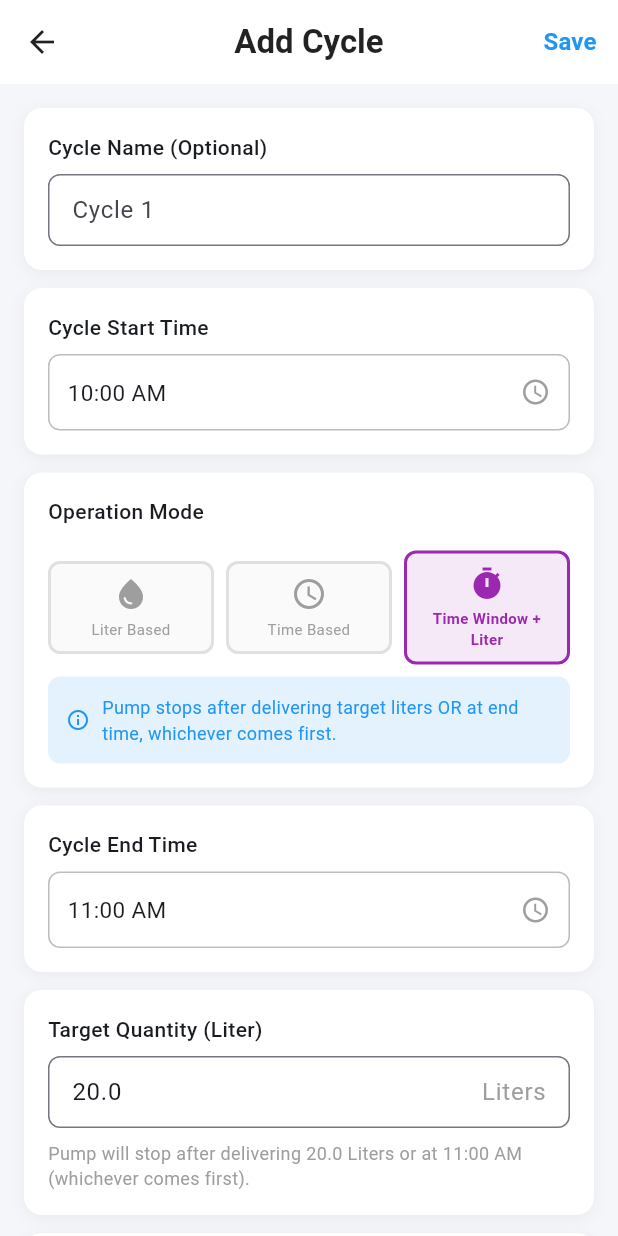
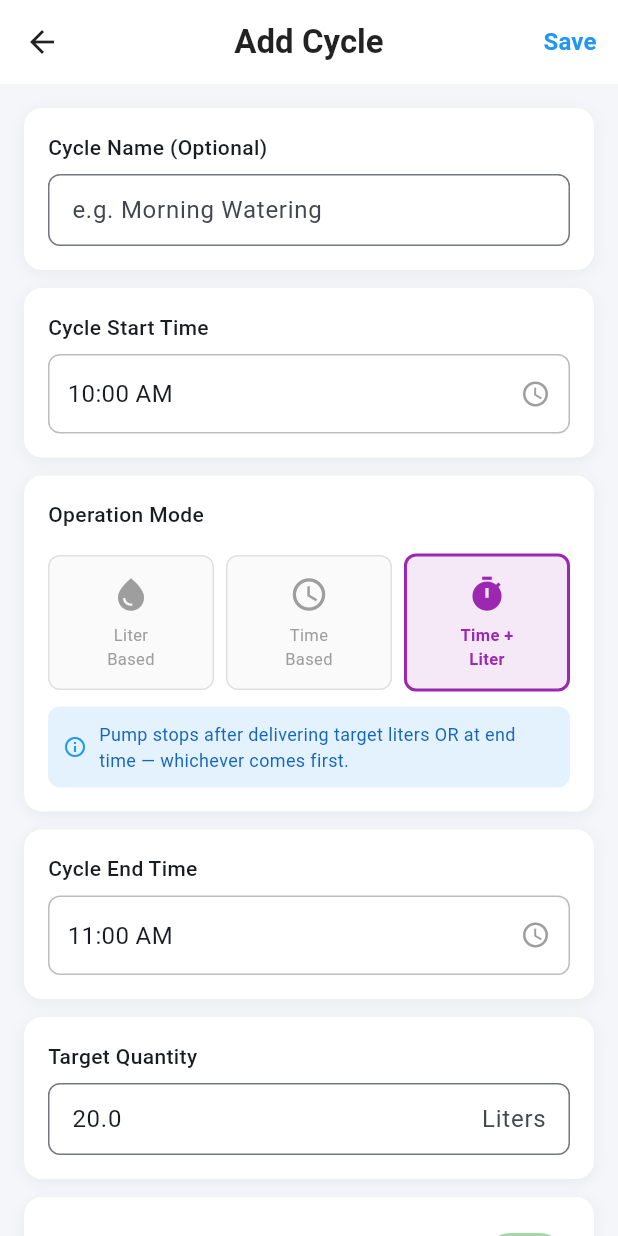
Before and after one commit to Santosh1971/SmartWaterController, a Flutter app: the CyclesScreen screen opened directly, after a tap on the "add" icon, on a phone screen of 412 x 824 dp. Run offline on Flutter 3.47's test engine with Material 3 defaults, Android fonts, the phone set to English and light mode, and no system bars; our stand-ins replace flutter_blue_plus, flutter_riverpod; missing offline and left inert: mqtt_client.

Commit message:
checkpoint: WIP RTC sync fixes, BLE handler updates, cycles/add_cycle screen changes

```diff
--- a/flutter_app/lib/screens/add_cycle_screen.dart
+++ b/flutter_app/lib/screens/add_cycle_screen.dart
@@ -1,32 +1,38 @@
 import 'package:flutter/material.dart';
-import 'package:flutter_riverpod/flutter_riverpod.dart';
 import '../models/cycle.dart';
-import '../providers/providers.dart';
 
-class AddCycleScreen extends ConsumerStatefulWidget {
+class AddCycleScreen extends StatefulWidget {
   final Cycle? cycle;
-  const AddCycleScreen({super.key, this.cycle});
+  final List<Cycle> existingCycles;
+  final Function(List<Cycle>) onSaved;
+
+  const AddCycleScreen({
+    super.key,
+    this.cycle,
+    required this.existingCycles,
+    required this.onSaved,
+  });
 
   @override
-  ConsumerState<AddCycleScreen> createState() => _AddCycleScreenState();
+  State<AddCycleScreen> createState() => _AddCycleScreenState();
 }
 
-class _AddCycleScreenState extends ConsumerState<AddCycleScreen> {
-  final _nameController = TextEditingController();
+class _AddCycleScreenState extends State<AddCycleScreen> {
+  final _nameController   = TextEditingController();
   final _litersController = TextEditingController(text: '20.0');
-  OperationMode _mode = OperationMode.timeWindowLiter;
-  TimeOfDay _startTime = const TimeOfDay(hour: 10, minute: 0);
-  TimeOfDay _endTime   = const TimeOfDay(hour: 11, minute: 0);
-  bool _enabled = true;
+  OperationMode _mode     = OperationMode.timeWindowLiter;
+  TimeOfDay _startTime    = const TimeOfDay(hour: 10, minute: 0);
+  TimeOfDay _endTime      = const TimeOfDay(hour: 11, minute: 0);
+  bool _enabled           = true;
 
   @override
   void initState() {
     super.initState();
     if (widget.cycle != null) {
       final c = widget.cycle!;
-      _nameController.text    = c.name;
-      _litersController.text  = c.targetLiters.toString();
-      _mode                   = c.mode;
+      _nameController.text   = c.name;
+      _litersController.text = c.targetLiters.toStringAsFixed(1);
+      _mode      = c.mode;
       _startTime = TimeOfDay(hour: c.startHour, minute: c.startMinute);
       _endTime   = TimeOfDay(hour: c.endHour,   minute: c.endMinute);
       _enabled   = c.enabled;
@@ -51,14 +57,9 @@ class _AddCycleScreenState extends ConsumerState<AddCycleScreen> {
   }
 
   void _save() {
-    final mqtt = ref.read(mqttServiceProvider);
-    final cyclesAsync = ref.read(cyclesProvider);
-    final existingCycles = cyclesAsync.maybeWhen(
-        data: (c) => c, orElse: () => <Cycle>[]);
-
     final newCycle = Cycle(
-      id:           widget.cycle?.id ?? (existingCycles.length + 1),
-      name:         _nameController.text,
+      id: widget.cycle?.id ?? (widget.existingCycles.length + 1),
+      name:         _nameController.text.trim(),
       startHour:    _startTime.hour,
       startMinute:  _startTime.minute,
       endHour:      _endTime.hour,
@@ -68,7 +69,7 @@ class _AddCycleScreenState extends ConsumerState<AddCycleScreen> {
       enabled:      _enabled,
     );
 
-    final updated = List<Cycle>.from(existingCycles);
+    final updated = List<Cycle>.from(widget.existingCycles);
     if (widget.cycle != null) {
       final idx = updated.indexWhere((c) => c.id == widget.cycle!.id);
       if (idx >= 0) updated[idx] = newCycle; else updated.add(newCycle);
@@ -76,21 +77,19 @@ class _AddCycleScreenState extends ConsumerState<AddCycleScreen> {
       updated.add(newCycle);
     }
 
-    mqtt.setCycles(updated);
+    widget.onSaved(updated);
     Navigator.pop(context);
   }
 
   @override
   Widget build(BuildContext context) {
-    final isEdit = widget.cycle != null;
-
     return Scaffold(
       backgroundColor: const Color(0xFFF5F6FA),
       appBar: AppBar(
         backgroundColor: Colors.white,
         elevation: 0,
         leading: const BackButton(color: Colors.black87),
-        title: Text(isEdit ? 'Edit Cycle' : 'Add Cycle',
+        title: Text(widget.cycle != null ? 'Edit Cycle' : 'Add Cycle',
             style: const TextStyle(color: Colors.black87,
                 fontWeight: FontWeight.w600)),
         centerTitle: true,
@@ -106,57 +105,59 @@ class _AddCycleScreenState extends ConsumerState<AddCycleScreen> {
       body: ListView(
         padding: const EdgeInsets.all(16),
         children: [
-          _SectionCard(children: [
-            _FieldLabel('Cycle Name (Optional)'),
+          // Cycle Name
+          _Card(children: [
+            _Label('Cycle Name (Optional)'),
             TextField(
               controller: _nameController,
-              decoration: _inputDecoration('Cycle 1'),
+              decoration: _dec('e.g. Morning Watering'),
             ),
           ]),
           const SizedBox(height: 12),
 
-          _SectionCard(children: [
-            _FieldLabel('Cycle Start Time'),
+          // Start Time
+          _Card(children: [
+            _Label('Cycle Start Time'),
             _TimePicker(
-              time: _startTime,
-              onTap: () => _pickTime(true),
-            ),
+                time: _startTime, onTap: () => _pickTime(true)),
           ]),
           const SizedBox(height: 12),
 
           // Operation Mode
-          _SectionCard(children: [
-            _FieldLabel('Operation Mode'),
+          _Card(children: [
+            _Label('Operation Mode'),
             const SizedBox(height: 8),
             Row(children: [
               _ModeCard(
                 icon: Icons.water_drop,
-                label: 'Liter Based',
+                label: 'Liter\nBased',
                 selected: _mode == OperationMode.literBased,
                 color: const Color(0xFF2196F3),
-                onTap: () => setState(() => _mode = OperationMode.literBased),
+                onTap: () => setState(
+                    () => _mode = OperationMode.literBased),
               ),
               const SizedBox(width: 8),
               _ModeCard(
                 icon: Icons.access_time,
-                label: 'Time Based',
+                label: 'Time\nBased',
                 selected: _mode == OperationMode.timeBased,
                 color: const Color(0xFF4CAF50),
-                onTap: () => setState(() => _mode = OperationMode.timeBased),
+                onTap: () => setState(
+                    () => _mode = OperationMode.timeBased),
               ),
               const SizedBox(width: 8),
               _ModeCard(
                 icon: Icons.timer,
-                label: 'Time Window + Liter',
+                label: 'Time +\nLiter',
                 selected: _mode == OperationMode.timeWindowLiter,
                 color: const Color(0xFF9C27B0),
                 onTap: () => setState(
                     () => _mode = OperationMode.timeWindowLiter),
               ),
             ]),
-            const SizedBox(height: 8),
+            const SizedBox(height: 10),
             Container(
-              padding: const EdgeInsets.all(12),
+              padding: const EdgeInsets.all(10),
               decoration: BoxDecoration(
                 color: const Color(0xFFE3F2FD),
                 borderRadius: BorderRadius.circular(8)),
@@ -164,49 +165,45 @@ class _AddCycleScreenState extends ConsumerState<AddCycleScreen> {
                 const Icon(Icons.info_outline,
                     color: Color(0xFF2196F3), size: 16),
                 const SizedBox(width: 8),
-                Expanded(
-                  child: Text(_modeDescription,
-                      style: const TextStyle(
-                          color: Color(0xFF2196F3), fontSize: 12)),
-                ),
+                Expanded(child: Text(_modeHint,
+                    style: const TextStyle(
+                        color: Color(0xFF1565C0), fontSize: 12))),
               ]),
             ),
           ]),
           const SizedBox(height: 12),
 
-          // End time (if needed)
+          // End Time
           if (_mode != OperationMode.literBased) ...[
-            _SectionCard(children: [
-              _FieldLabel('Cycle End Time'),
-              _TimePicker(time: _endTime, onTap: () => _pickTime(false)),
+            _Card(children: [
+              _Label('Cycle End Time'),
+              _TimePicker(
+                  time: _endTime, onTap: () => _pickTime(false)),
             ]),
             const SizedBox(height: 12),
           ],
 
-          // Target liters (if needed)
+          // Target Liters
           if (_mode != OperationMode.timeBased) ...[
-            _SectionCard(children: [
-              _FieldLabel('Target Quantity (Liter)'),
+            _Card(children: [
+              _Label('Target Quantity'),
               TextField(
                 controller: _litersController,
                 keyboardType: const TextInputType.numberWithOptions(
                     decimal: true),
-                decoration: _inputDecoration('20.0').copyWith(
-                  suffix: const Text('Liters',
-                      style: TextStyle(color: Colors.grey))),
+                decoration: _dec('20.0').copyWith(
+                    suffixText: 'Liters'),
               ),
-              const SizedBox(height: 8),
-              Text(_modeHint,
-                  style: const TextStyle(color: Colors.grey, fontSize: 12)),
             ]),
             const SizedBox(height: 12),
           ],
 
           // Status
-          _SectionCard(children: [
+          _Card(children: [
             Row(children: [
               const Text('Status',
-                  style: TextStyle(fontWeight: FontWeight.w500, fontSize: 15)),
+                  style: TextStyle(
+                      fontWeight: FontWeight.w500, fontSize: 15)),
               const Spacer(),
               Switch(
                 value: _enabled,
@@ -222,16 +219,14 @@ class _AddCycleScreenState extends ConsumerState<AddCycleScreen> {
           ]),
           const SizedBox(height: 24),
 
-          // Buttons
           Row(children: [
             Expanded(
               child: OutlinedButton(
                 onPressed: () => Navigator.pop(context),
                 style: OutlinedButton.styleFrom(
-                  padding: const EdgeInsets.symmetric(vertical: 14),
-                  shape: RoundedRectangleBorder(
-                      borderRadius: BorderRadius.circular(12)),
-                ),
+                    padding: const EdgeInsets.symmetric(vertical: 14),
+                    shape: RoundedRectangleBorder(
+                        borderRadius: BorderRadius.circular(12))),
                 child: const Text('Cancel',
                     style: TextStyle(fontSize: 16)),
               ),
@@ -247,42 +242,39 @@ class _AddCycleScreenState extends ConsumerState<AddCycleScreen> {
                       borderRadius: BorderRadius.circular(12)),
                 ),
                 child: const Text('Save',
-                    style: TextStyle(color: Colors.white, fontSize: 16)),
+                    style: TextStyle(
+                        color: Colors.white, fontSize: 16,
+                        fontWeight: FontWeight.w600)),
               ),
             ),
           ]),
+          const SizedBox(height: 24),
         ],
       ),
     );
   }
 
-  String get _modeDescription => switch (_mode) {
+  String get _modeHint => switch (_mode) {
         OperationMode.literBased =>
-            'Pump starts at configured time and stops after delivering target liters.',
+            'Pump starts at start time and stops after delivering target liters.',
         OperationMode.timeBased =>
             'Pump starts at start time and stops at end time.',
         OperationMode.timeWindowLiter =>
-            'Pump stops after delivering target liters OR at end time, whichever comes first.',
+            'Pump stops after delivering target liters OR at end time — whichever comes first.',
       };
 
-  String get _modeHint => switch (_mode) {
-        OperationMode.literBased =>
-            'Pump will stop after delivering ${_litersController.text} Liters.',
-        OperationMode.timeWindowLiter =>
-            'Pump will stop after delivering ${_litersController.text} Liters or at ${_endTime.format(context)} (whichever comes first).',
-        _ => '',
-      };
-
-  InputDecoration _inputDecoration(String hint) => InputDecoration(
+  InputDecoration _dec(String hint) => InputDecoration(
         hintText: hint,
-        border: OutlineInputBorder(borderRadius: BorderRadius.circular(8)),
-        contentPadding: const EdgeInsets.symmetric(horizontal: 12, vertical: 12),
+        border: OutlineInputBorder(
+            borderRadius: BorderRadius.circular(8)),
+        contentPadding: const EdgeInsets.symmetric(
+            horizontal: 12, vertical: 12),
       );
 }
 
-class _SectionCard extends StatelessWidget {
+class _Card extends StatelessWidget {
   final List<Widget> children;
-  const _SectionCard({required this.children});
+  const _Card({required this.children});
   @override
   Widget build(BuildContext context) => Container(
     padding: const EdgeInsets.all(16),
@@ -292,18 +284,21 @@ class _SectionCard extends StatelessWidget {
       boxShadow: [BoxShadow(color: Colors.black.withOpacity(0.05),
           blurRadius: 8, offset: const Offset(0, 2))],
     ),
-    child: Column(crossAxisAlignment: CrossAxisAlignment.start, children: children),
+    child: Column(
+        crossAxisAlignment: CrossAxisAlignment.start,
+        children: children),
   );
 }
 
-class _FieldLabel extends StatelessWidget {
+class _Label extends StatelessWidget {
   final String text;
-  const _FieldLabel(this.text);
+  const _Label(this.text);
   @override
   Widget build(BuildContext context) => Padding(
     padding: const EdgeInsets.only(bottom: 8),
     child: Text(text,
-        style: const TextStyle(fontWeight: FontWeight.w500, fontSize: 14)),
+        style: const TextStyle(
+            fontWeight: FontWeight.w500, fontSize: 14)),
   );
 }
 
@@ -314,16 +309,19 @@ class _TimePicker extends StatelessWidget {
   @override
   Widget build(BuildContext context) => InkWell(
     onTap: onTap,
+    borderRadius: BorderRadius.circular(8),
     child: Container(
-      padding: const EdgeInsets.symmetric(horizontal: 12, vertical: 14),
+      padding: const EdgeInsets.symmetric(
+          horizontal: 12, vertical: 14),
       decoration: BoxDecoration(
         border: Border.all(color: Colors.grey.shade400),
         borderRadius: BorderRadius.circular(8)),
       child: Row(children: [
         Text(time.format(context),
-            style: const TextStyle(fontSize: 15)),
+            style: const TextStyle(fontSize: 16)),
         const Spacer(),
-        const Icon(Icons.access_time, color: Colors.grey, size: 20),
+        const Icon(Icons.access_time,
+            color: Colors.grey, size: 20),
       ]),
     ),
   );
@@ -343,20 +341,26 @@ class _ModeCard extends StatelessWidget {
     child: GestureDetector(
       onTap: onTap,
       child: Container(
-        padding: const EdgeInsets.all(8),
+        padding: const EdgeInsets.symmetric(
+            vertical: 12, horizontal: 4),
         decoration: BoxDecoration(
-          color: selected ? color.withOpacity(0.1) : Colors.grey.shade50,
+          color: selected
+              ? color.withOpacity(0.1) : Colors.grey.shade50,
           borderRadius: BorderRadius.circular(8),
           border: Border.all(
-              color: selected ? color : Colors.grey.shade300, width: 2)),
+              color: selected ? color : Colors.grey.shade300,
+              width: selected ? 2 : 1)),
         child: Column(children: [
-          Icon(icon, color: selected ? color : Colors.grey, size: 24),
-          const SizedBox(height: 4),
-          Text(label, textAlign: TextAlign.center,
+          Icon(icon,
+              color: selected ? color : Colors.grey, size: 26),
+          const SizedBox(height: 6),
+          Text(label,
+              textAlign: TextAlign.center,
               style: TextStyle(
-                  fontSize: 10,
-                  fontWeight: selected ? FontWeight.bold : FontWeight.normal,
-                  color: selected ? color : Colors.grey)),
+                fontSize: 11,
+                fontWeight: selected
+                    ? FontWeight.bold : FontWeight.normal,
+                color: selected ? color : Colors.grey)),
         ]),
       ),
     ),
--- a/flutter_app/lib/screens/cycles_screen.dart
+++ b/flutter_app/lib/screens/cycles_screen.dart
@@ -5,17 +5,63 @@ import '../models/cycle.dart';
 import '../services/mqtt_service.dart';
 import 'add_cycle_screen.dart';
 
-class CyclesScreen extends ConsumerWidget {
+class CyclesScreen extends ConsumerStatefulWidget {
   const CyclesScreen({super.key});
+  @override
+  ConsumerState<CyclesScreen> createState() => _CyclesScreenState();
+}
+
+class _CyclesScreenState extends ConsumerState<CyclesScreen> {
+  // Local cycles list — updated from MQTT + local edits
+  List<Cycle> _cycles = [];
+  bool _loading = true;
 
   @override
-  Widget build(BuildContext context, WidgetRef ref) {
-    final cyclesAsync = ref.watch(cyclesProvider);
-    final mqtt = ref.read(mqttServiceProvider);
+  void initState() {
+    super.initState();
+    _requestCycles();
+    // Listen to cycles stream
+    WidgetsBinding.instance.addPostFrameCallback((_) {
+      ref.read(mqttServiceProvider).cyclesStream.listen((cycles) {
+        if (mounted) setState(() { _cycles = cycles; _loading = false; });
+      });
+    });
+  }
 
-    // Request cycles on first load
-    WidgetsBinding.instance.addPostFrameCallback((_) => mqtt.getCycles());
+  void _requestCycles() {
+    setState(() => _loading = true);
+    ref.read(mqttServiceProvider).getCycles();
+    // Timeout loading after 3 seconds
+    Future.delayed(const Duration(seconds: 3), () {
+      if (mounted && _loading) setState(() => _loading = false);
+    });
+  }
 
+  Future<void> _openAddCycle({Cycle? cycle}) async {
+    await Navigator.push(context,
+        MaterialPageRoute(
+            builder: (_) => AddCycleScreen(
+                  cycle: cycle,
+                  existingCycles: _cycles,
+                  onSaved: (updatedCycles) {
+                    setState(() => _cycles = updatedCycles);
+                    // Send to device
+                    ref.read(mqttServiceProvider).setCycles(updatedCycles);
+                  },
+                )));
+    // Refresh after returning
+    _requestCycles();
+  }
+
+  void _toggleCycle(int index, bool val) {
+    final updated = List<Cycle>.from(_cycles);
+    updated[index] = _cycles[index].copyWith(enabled: val);
+    setState(() => _cycles = updated);
+    ref.read(mqttServiceProvider).setCycles(updated);
+  }
+
+  @override
+  Widget build(BuildContext context) {
     return Scaffold(
       backgroundColor: const Color(0xFFF5F6FA),
       appBar: AppBar(
@@ -23,74 +69,80 @@ class CyclesScreen extends ConsumerWidget {
         elevation: 0,
         leading: const Icon(Icons.menu, color: Colors.black87),
         title: const Text('Cycles',
-            style: TextStyle(color: Colors.black87, fontWeight: FontWeight.w600)),
+            style: TextStyle(color: Colors.black87,
+                fontWeight: FontWeight.w600)),
         centerTitle: true,
         actions: [
+          if (_cycles.length < 4)
             IconButton(
               icon: const Icon(Icons.add, color: Colors.white),
               style: IconButton.styleFrom(
                   backgroundColor: const Color(0xFF2196F3),
                   shape: const CircleBorder()),
-            onPressed: () => Navigator.push(context,
-                MaterialPageRoute(builder: (_) => const AddCycleScreen())),
+              onPressed: () => _openAddCycle(),
             ),
           const SizedBox(width: 8),
         ],
       ),
-      body: cyclesAsync.maybeWhen(
-        data: (cycles) => cycles.isEmpty
-            ? _buildEmpty(context)
-            : _buildList(context, cycles, mqtt),
-        orElse: () => _buildEmpty(context),
-      ),
+      body: _loading
+          ? const Center(child: Column(
+              mainAxisAlignment: MainAxisAlignment.center,
+              children: [
+                CircularProgressIndicator(color: Color(0xFF2196F3)),
+                SizedBox(height: 16),
+                Text('Loading cycles...', style: TextStyle(color: Colors.grey)),
+              ]))
+          : _cycles.isEmpty
+              ? _buildEmpty()
+              : _buildList(),
     );
   }
 
-  Widget _buildEmpty(BuildContext context) => Center(
+  Widget _buildEmpty() => Center(
     child: Column(mainAxisAlignment: MainAxisAlignment.center, children: [
       const Icon(Icons.loop, size: 64, color: Colors.grey),
       const SizedBox(height: 16),
       const Text('No cycles configured',
           style: TextStyle(color: Colors.grey, fontSize: 16)),
-      const SizedBox(height: 16),
+      const SizedBox(height: 8),
+      const Text('Tap + to add your first watering cycle',
+          style: TextStyle(color: Colors.grey, fontSize: 13)),
+      const SizedBox(height: 24),
       ElevatedButton.icon(
-        onPressed: () => Navigator.push(context,
-            MaterialPageRoute(builder: (_) => const AddCycleScreen())),
-        icon: const Icon(Icons.add),
-        label: const Text('Add First Cycle'),
+        onPressed: () => _openAddCycle(),
+        icon: const Icon(Icons.add, color: Colors.white),
+        label: const Text('Add Cycle',
+            style: TextStyle(color: Colors.white)),
         style: ElevatedButton.styleFrom(
-            backgroundColor: const Color(0xFF2196F3)),
+            backgroundColor: const Color(0xFF2196F3),
+            padding: const EdgeInsets.symmetric(
+                horizontal: 24, vertical: 12)),
       ),
     ]),
   );
 
-  Widget _buildList(BuildContext context, List<Cycle> cycles,
-      MqttService mqtt) {
-    return ListView.builder(
+  Widget _buildList() => RefreshIndicator(
+    onRefresh: () async => _requestCycles(),
+    child: ListView.builder(
       padding: const EdgeInsets.all(16),
-      itemCount: cycles.length,
+      itemCount: _cycles.length,
       itemBuilder: (_, i) => _CycleTile(
-        cycle: cycles[i],
-        onTap: () => Navigator.push(context,
-            MaterialPageRoute(
-                builder: (_) => AddCycleScreen(cycle: cycles[i]))),
-        onToggle: (val) {
-          final updated = cycles[i].copyWith(enabled: val);
-          final allCycles = List<Cycle>.from(cycles);
-          allCycles[i] = updated;
-          mqtt.setCycles(allCycles);
-        },
+        cycle: _cycles[i],
+        index: i + 1,
+        onTap: () => _openAddCycle(cycle: _cycles[i]),
+        onToggle: (val) => _toggleCycle(i, val),
+      ),
     ),
   );
-  }
 }
 
 class _CycleTile extends StatelessWidget {
   final Cycle cycle;
+  final int index;
   final VoidCallback onTap;
   final ValueChanged<bool> onToggle;
-  const _CycleTile({required this.cycle, required this.onTap,
-                    required this.onToggle});
+  const _CycleTile({required this.cycle, required this.index,
+                    required this.onTap, required this.onToggle});
 
   Color get _modeColor => switch (cycle.mode) {
         OperationMode.literBased      => const Color(0xFF9C27B0),
@@ -112,20 +164,30 @@ class _CycleTile extends StatelessWidget {
         contentPadding: const EdgeInsets.fromLTRB(16, 8, 8, 8),
         onTap: onTap,
         title: Row(children: [
-          Text(cycle.name.isEmpty ? 'Cycle ${cycle.id}' : cycle.name,
-              style: const TextStyle(fontWeight: FontWeight.w600, fontSize: 15)),
+          Text('Cycle $index',
+              style: const TextStyle(
+                  fontWeight: FontWeight.w600, fontSize: 15)),
+          if (cycle.name.isNotEmpty) ...[
+            const SizedBox(width: 8),
+            Text('· ${cycle.name}',
+                style: TextStyle(color: Colors.grey.shade500,
+                    fontSize: 13)),
+          ],
           const Spacer(),
           Container(
-            padding: const EdgeInsets.symmetric(horizontal: 8, vertical: 3),
+            padding: const EdgeInsets.symmetric(
+                horizontal: 8, vertical: 3),
             decoration: BoxDecoration(
               color: _modeColor.withOpacity(0.1),
               borderRadius: BorderRadius.circular(12)),
             child: Text(cycle.modeLabel,
-                style: TextStyle(color: _modeColor, fontSize: 11,
-                    fontWeight: FontWeight.w600)),
+                style: TextStyle(color: _modeColor,
+                    fontSize: 11, fontWeight: FontWeight.w600)),
           ),
         ]),
-        subtitle: Column(crossAxisAlignment: CrossAxisAlignment.start, children: [
+        subtitle: Column(
+            crossAxisAlignment: CrossAxisAlignment.start,
+            children: [
           const SizedBox(height: 6),
           Row(children: [
             const Icon(Icons.access_time, size: 14, color: Colors.grey),
@@ -136,21 +198,26 @@ class _CycleTile extends StatelessWidget {
             const Text('Everyday',
                 style: TextStyle(color: Colors.grey, fontSize: 12)),
           ]),
-          if (cycle.mode != OperationMode.timeBased) ...[
           const SizedBox(height: 4),
           Row(children: [
-              const Icon(Icons.water_drop, size: 14, color: Color(0xFF2196F3)),
+            if (cycle.mode != OperationMode.timeBased) ...[
+              const Icon(Icons.water_drop, size: 14,
+                  color: Color(0xFF2196F3)),
               const SizedBox(width: 4),
               Text('${cycle.targetLiters.toStringAsFixed(1)} L',
-                  style: const TextStyle(
-                      color: Color(0xFF2196F3), fontWeight: FontWeight.w600)),
-            ]),
+                  style: const TextStyle(color: Color(0xFF2196F3),
+                      fontWeight: FontWeight.w600, fontSize: 13)),
+              const SizedBox(width: 8),
             ],
             if (cycle.mode != OperationMode.literBased) ...[
-            const SizedBox(height: 2),
+              const Icon(Icons.timer_outlined, size: 14,
+                  color: Colors.grey),
+              const SizedBox(width: 4),
               Text('${cycle.startTimeStr} - ${cycle.endTimeStr}',
-                style: const TextStyle(color: Colors.grey, fontSize: 12)),
+                  style: const TextStyle(
+                      color: Colors.grey, fontSize: 12)),
             ],
+          ]),
         ]),
         trailing: Row(mainAxisSize: MainAxisSize.min, children: [
           Switch(
--- a/flutter_app/lib/services/ble_service.dart
+++ b/flutter_app/lib/services/ble_service.dart
@@ -70,7 +70,7 @@ class BleService {
 
   // BLE Commands
   Future<void> syncRTC() async {
-    final unix = DateTime.now().millisecondsSinceEpoch ~/ 1000;
+    final unix = DateTime.now().toUtc().millisecondsSinceEpoch ~/ 1000;
     await _send({'cmd': 'rtc_sync', 'unix': unix});
   }
 
```
Also changed, not shown: 7 other files. Lines whose indentation alone changed are shown as unchanged.
